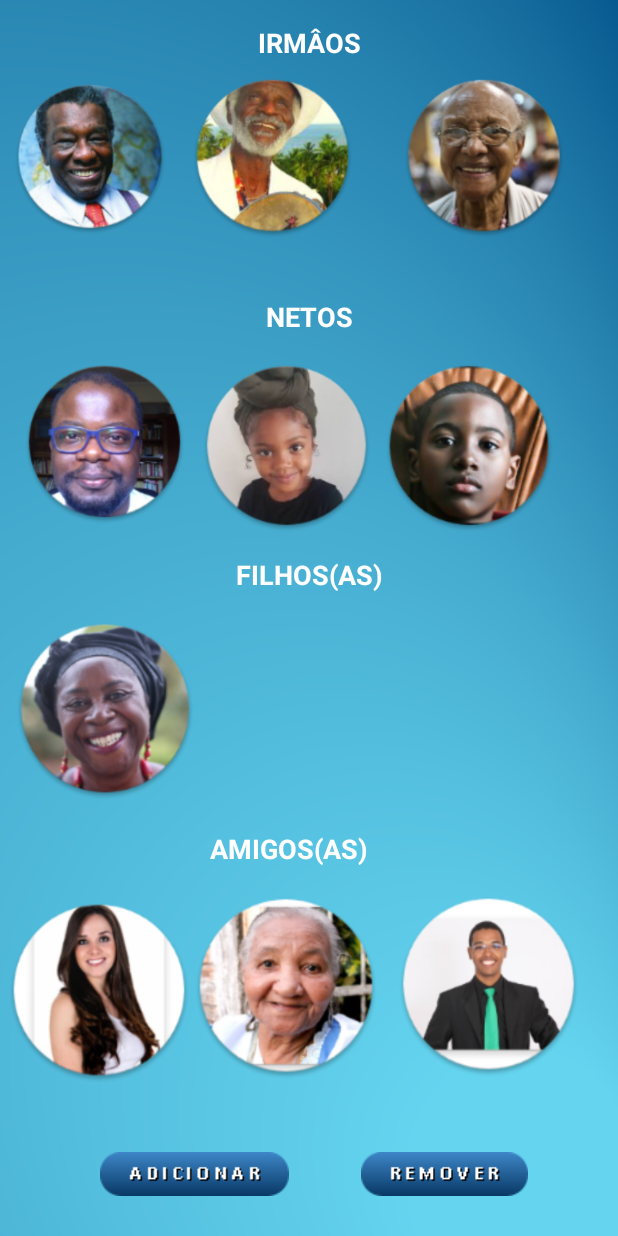
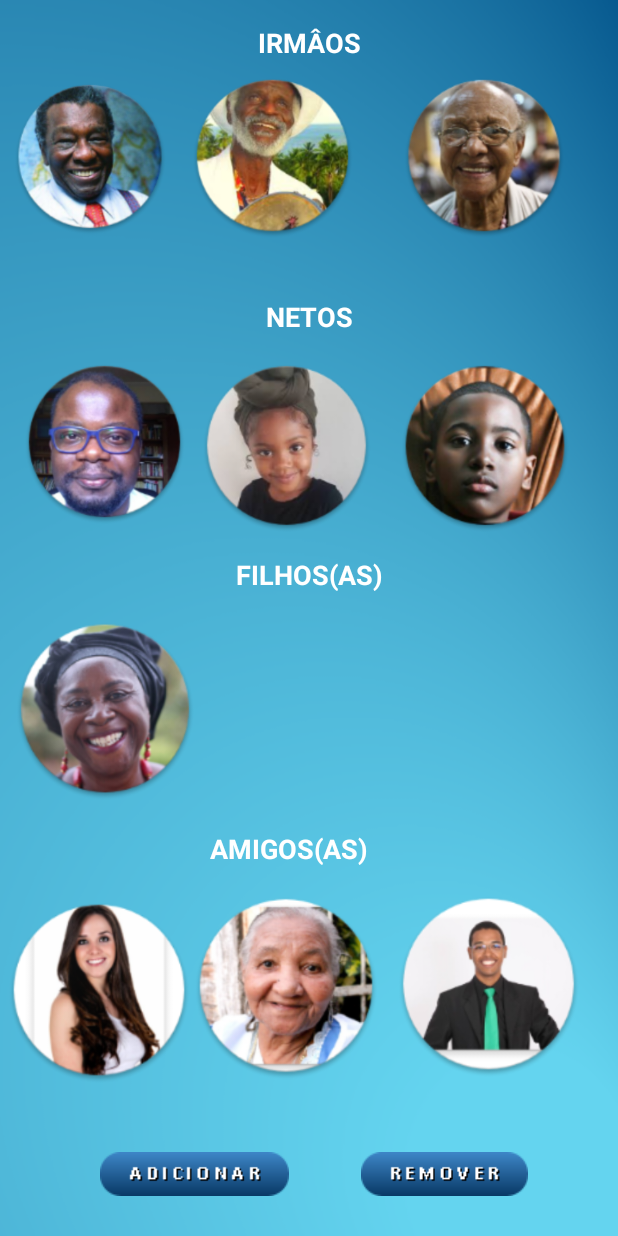
Before and after one commit to MEAlzaimer/MEAlzaimer, an Android app: the FamiliaActivity screen opened directly, with no data from a screen before it, on a phone screen of 412 x 824 dp. Run offline under Robolectric (Android 15) with nearby library versions, the phone set to English and light mode, and no system bars.

Commit message:
feira de analise versao final v2

```diff
--- a/app/src/main/res/layout/activity_familia.xml
+++ b/app/src/main/res/layout/activity_familia.xml
@@ -106,8 +106,11 @@
             android:layout_width="124dp"
             android:layout_height="115dp"
             android:layout_marginTop="16dp"
+            android:layout_marginEnd="16dp"
+            android:layout_marginRight="16dp"
             android:background="@android:color/transparent"
             android:scaleType="fitCenter"
+            app:layout_constraintEnd_toEndOf="parent"
             app:layout_constraintStart_toEndOf="@+id/imgCinco"
             app:layout_constraintTop_toBottomOf="@+id/textView23"
             app:srcCompat="@drawable/netotreis" />
```
